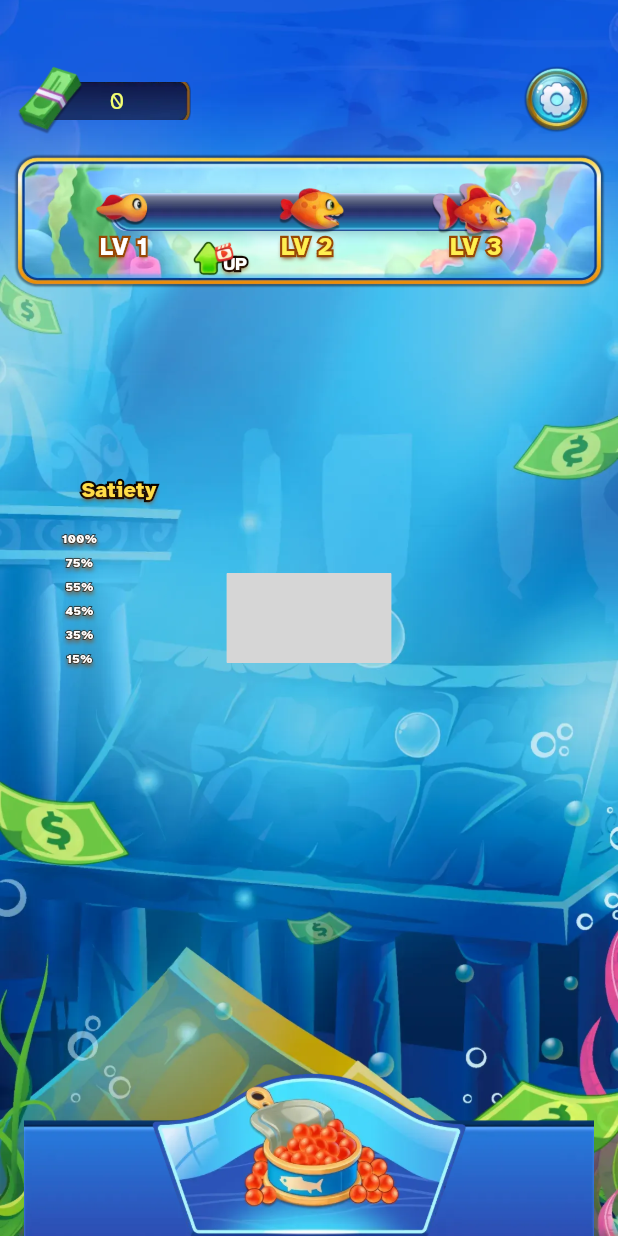
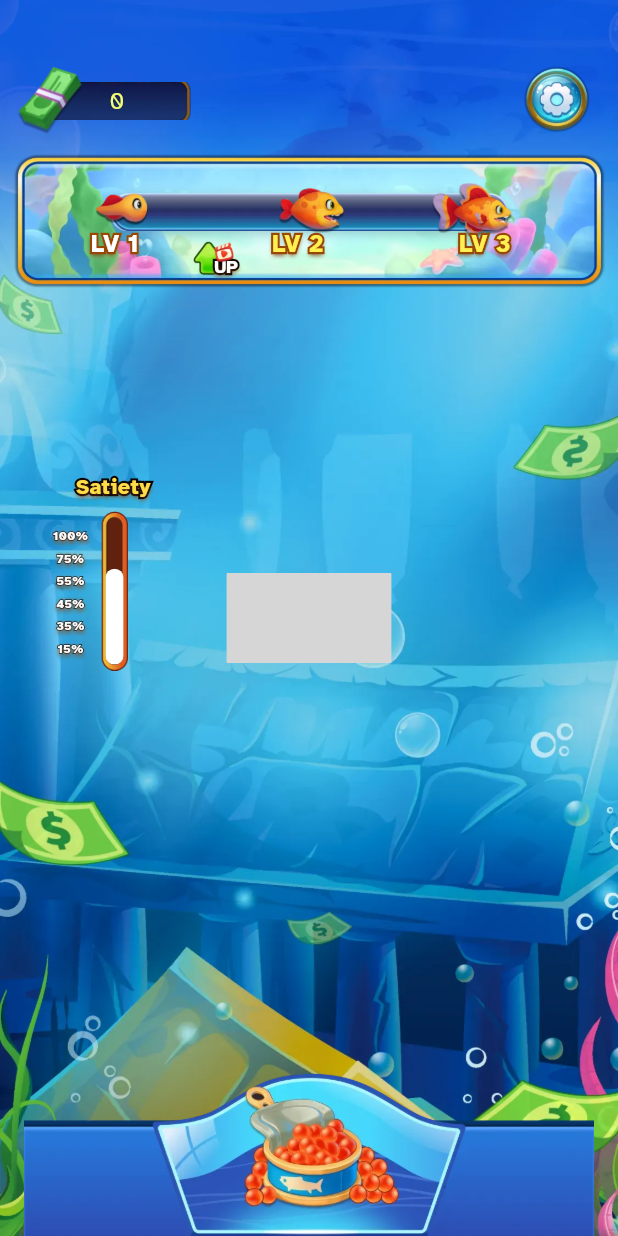
Before and after one commit to wangzaoQ/fishEarn, a Flutter app: the screen it shows after launch, on a phone screen of 412 x 824 dp. Run offline on Flutter 3.47's test engine with Material 3 defaults, Android fonts, the phone set to English and light mode, and no system bars; our stand-ins replace easy_localization, flutter_screenutil, lottie, shared_preferences; missing offline and left inert: applovin_max, flame; grey boxes are pictures that could not be loaded.

Commit message:
进度修改、鱼范围修改

```diff
--- a/lib/game/FishComponent.dart
+++ b/lib/game/FishComponent.dart
@@ -38,6 +38,9 @@ class FishComponent extends SpriteAnimationComponent with HasGameRef<SimpleAnimG
     // 加载单帧或多帧（这里按单帧示例；若你有多帧可加载列表）
     final frames = <Sprite>[];
     frames.add(await gameRef.loadSprite('$picName.webp'));
+    // frames.add(await gameRef.loadSprite('${picName}1.png'));
+    // frames.add(await gameRef.loadSprite('${picName}2.png'));
+    // frames.add(await gameRef.loadSprite('${picName}3.png'));
     animation = SpriteAnimation.spriteList(frames, stepTime: frameStep);
 
     // 如果调用时没有传 position，则随机放到屏幕内的一个位置（避免都在中间）
--- a/lib/game/GameLifePage.dart
+++ b/lib/game/GameLifePage.dart
@@ -16,54 +16,96 @@ class GameLifePage extends StatefulWidget {
 
 class _GameLifePageState extends State<GameLifePage>
     with TickerProviderStateMixin {
-  late AnimationController _controller;
+  // late AnimationController _controller;
 
   @override
   void initState() {
-    _controller = AnimationController(
-      vsync: this,
-      duration: const Duration(seconds: 30),
-    )..forward(); // 从0开始遮到1
+    // _controller = AnimationController(
+    //   vsync: this,
+    //   duration: const Duration(seconds: 30),
+    // )..forward(); // 从0开始遮到1
     super.initState();
   }
 
   @override
   Widget build(BuildContext context) {
-    return  SizedBox(
+    return SizedBox(
       width: 100.w,
-      height: 130.h, // 给 Stack 一个固定高度
+      height: 140.h, // 给 Stack 一个固定高度
       child: Stack(
         children: [
           Align(
             alignment: Alignment.topLeft,
-            child: Padding(padding: EdgeInsetsGeometry.only(left: 12.w),child: GameText(
+            child: Padding(
+              padding: EdgeInsetsGeometry.only(left: 14.w),
+              child: GameText(
                 showText: "app_satiety".tr(),
                 fontSize: 14.sp,
                 fillColor: Color(0xFFFFDD48),
                 strokeColor: Color(0xFF000000),
-            )),)
-          ,
+              ),
+            ),
+          ),
           Positioned(
             top: 36.h,
             left: 0.w,
-            bottom: 0, // 让 Positioned 填满 Stack 高度
+            bottom: 18.h, // 让 Positioned 填满 Stack 高度
+            child: SizedBox(
+              height: 105.h,
               child: Column(
                 mainAxisAlignment: MainAxisAlignment.spaceBetween,
                 children: [
-                GameText(showText: "100%", fontSize: 8.sp, fillColor: Colors.white, strokeColor: Colors.black, strokeWidth: 1.w),
-                GameText(showText: "75%", fontSize: 8.sp, fillColor: Colors.white, strokeColor: Colors.black, strokeWidth: 1.w),
-                GameText(showText: "55%", fontSize: 8.sp, fillColor: Colors.white, strokeColor: Colors.black, strokeWidth: 1.w),
-                GameText(showText: "45%", fontSize: 8.sp, fillColor: Colors.white, strokeColor: Colors.black, strokeWidth: 1.w),
-                GameText(showText: "35%", fontSize: 8.sp, fillColor: Colors.white, strokeColor: Colors.black, strokeWidth: 1.w),
-                GameText(showText: "15%", fontSize: 8.sp, fillColor: Colors.white, strokeColor: Colors.black, strokeWidth: 1.w),
+                  GameText(
+                    showText: "100%",
+                    fontSize: 8.sp,
+                    fillColor: Colors.white,
+                    strokeColor: Colors.black,
+                    strokeWidth: 1.w,
+                  ),
+                  GameText(
+                    showText: "75%",
+                    fontSize: 8.sp,
+                    fillColor: Colors.white,
+                    strokeColor: Colors.black,
+                    strokeWidth: 1.w,
+                  ),
+                  GameText(
+                    showText: "55%",
+                    fontSize: 8.sp,
+                    fillColor: Colors.white,
+                    strokeColor: Colors.black,
+                    strokeWidth: 1.w,
+                  ),
+                  GameText(
+                    showText: "45%",
+                    fontSize: 8.sp,
+                    fillColor: Colors.white,
+                    strokeColor: Colors.black,
+                    strokeWidth: 1.w,
+                  ),
+                  GameText(
+                    showText: "35%",
+                    fontSize: 8.sp,
+                    fillColor: Colors.white,
+                    strokeColor: Colors.black,
+                    strokeWidth: 1.w,
+                  ),
+                  GameText(
+                    showText: "15%",
+                    fontSize: 8.sp,
+                    fillColor: Colors.white,
+                    strokeColor: Colors.black,
+                    strokeWidth: 1.w,
+                  ),
                 ],
               ),
             ),
-          // Positioned(
-          //   top: 26,
-          //   left: 59.w,
-          //   child: CustomProgress3(progress: 0.5,),
-          // ),
+          ),
+          Positioned(
+            top: 26,
+            left: 28.w,
+            child: CustomProgress3(progress: 0.6),
+          ),
         ],
       ),
     );
--- a/lib/game/GamePage.dart
+++ b/lib/game/GamePage.dart
@@ -208,12 +208,12 @@ class _GamePageState extends State<GamePage> with TickerProviderStateMixin {
         ),
       );
     } else if (gameData.level == 2) {
-      return Container(
+      return Padding(padding: EdgeInsetsGeometry.only(left: 0,top: 100.h,right: 0,bottom: 110.h),child: Container(
         color: Colors.transparent, // 外层透明
         child: GameWidget(
           game: SimpleAnimGame(),
         ),
-    );GameWidget(
+      ),);GameWidget(
         game: SimpleAnimGame(), // 直接把游戏传进去
       );
       return Positioned.fill(
--- a/lib/view/GameLifeProgress.dart
+++ b/lib/view/GameLifeProgress.dart
@@ -20,8 +20,10 @@ class _CustomProgress3State extends State<CustomProgress3>
       vsync: this,
       duration: const Duration(milliseconds: 1000),
     );
-    _animation = Tween<double>(begin: 0, end: widget.progress)
-        .animate(CurvedAnimation(parent: _controller, curve: Curves.easeOutCubic));
+    _animation = Tween<double>(
+      begin: 0,
+      end: widget.progress,
+    ).animate(CurvedAnimation(parent: _controller, curve: Curves.easeOutCubic));
 
     WidgetsBinding.instance.addPostFrameCallback((_) {
       if (mounted) _controller.forward();
@@ -32,10 +34,13 @@ class _CustomProgress3State extends State<CustomProgress3>
   void didUpdateWidget(covariant CustomProgress3 oldWidget) {
     super.didUpdateWidget(oldWidget);
     if (oldWidget.progress != widget.progress) {
-      _animation = Tween<double>(
+      _animation =
+          Tween<double>(
             begin: _animation.value,
             end: widget.progress.clamp(0, 1),
-      ).animate(CurvedAnimation(parent: _controller, curve: Curves.easeOutCubic));
+          ).animate(
+            CurvedAnimation(parent: _controller, curve: Curves.easeOutCubic),
+          );
 
       _controller
         ..reset()
@@ -45,7 +50,7 @@ class _CustomProgress3State extends State<CustomProgress3>
 
   @override
   void dispose() {
-    _controller.dispose();
+    // _controller.dispose();
     super.dispose();
   }
 
@@ -53,36 +58,45 @@ class _CustomProgress3State extends State<CustomProgress3>
   Widget build(BuildContext context) {
     final double height = 105.h;
     final double width = 19.w;
-    final borderRadius = BorderRadius.circular(width / 2);
 
     return SizedBox(
+      width: 19.w,
       height: height,
       child: Stack(
         children: [
+          Stack(
+            children: [
               Image.asset(
-            "assets/images/bg_fish_progress.webp",
-            width: double.infinity,
+                "assets/images/bg_game_life.png",
+                width: width,
                 height: height,
-            fit: BoxFit.fill,
               ),
-          Padding(
-            padding: EdgeInsets.all(3.h),
+
+              Align(
+                alignment: Alignment.center,
+                child: SizedBox(
+                  width: 11.w,
+                  height: 97.h,
                   child: AnimatedBuilder(
                     animation: _animation,
                     builder: (context, child) {
-                return FractionallySizedBox(
-                  widthFactor: _animation.value.clamp(0, 1),
-                  alignment: Alignment.centerLeft,
+                      return Align(
+                        alignment: Alignment.bottomCenter, // 从底部对齐
+                        child: ClipRRect(
+                          borderRadius: BorderRadius.circular(width / 2),
                           child: Container(
-                    decoration: BoxDecoration(
-                      color: const Color(0xFF6C2711),
-                      borderRadius: borderRadius,
+                            width: width,
+                            height: height * _animation.value.clamp(0, 1),
+                            color: const Color(0xFFFFFFFF),
                           ),
                         ),
                       );
                     },
                   ),
                 ),
+              ),
+            ],
+          ),
         ],
       ),
     );
--- a/lib/view/GameText.dart
+++ b/lib/view/GameText.dart
@@ -9,9 +9,9 @@ class GameText extends StatelessWidget {
     this.fillColor = Colors.white,
     this.strokeColor = const Color(0xFF8B4513), // 棕色描边
     this.shadowColor = const Color(0xFF8B4513),
-    this.padding = const EdgeInsets.symmetric(horizontal: 6, vertical: 2),
+    this.padding = const EdgeInsets.symmetric(horizontal: 0, vertical: 0),
     this.background,
-    this.borderRadius = const BorderRadius.all(Radius.circular(6)),
+    this.borderRadius = const BorderRadius.all(Radius.circular(0)),
   });
 
   final double fontSize;
```
Also changed, not shown: lib/view/InvertedBottomRadius.dart (added, +66 -0 lines), assets/images/bg_game_life.png (added). Lines whose indentation alone changed are shown as unchanged.
